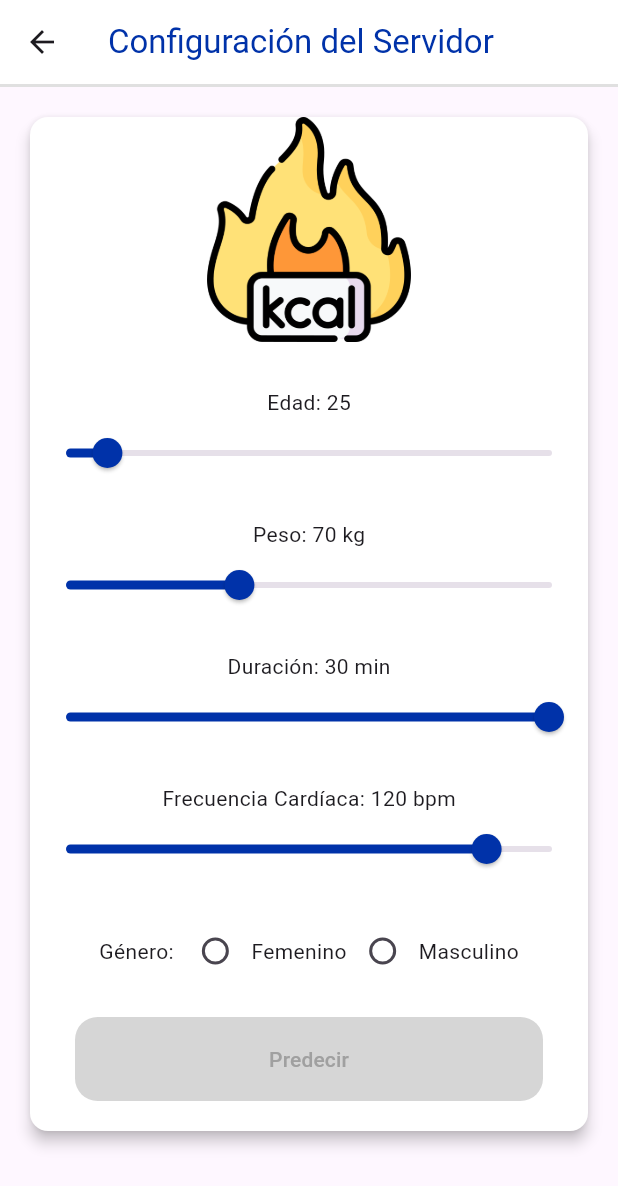
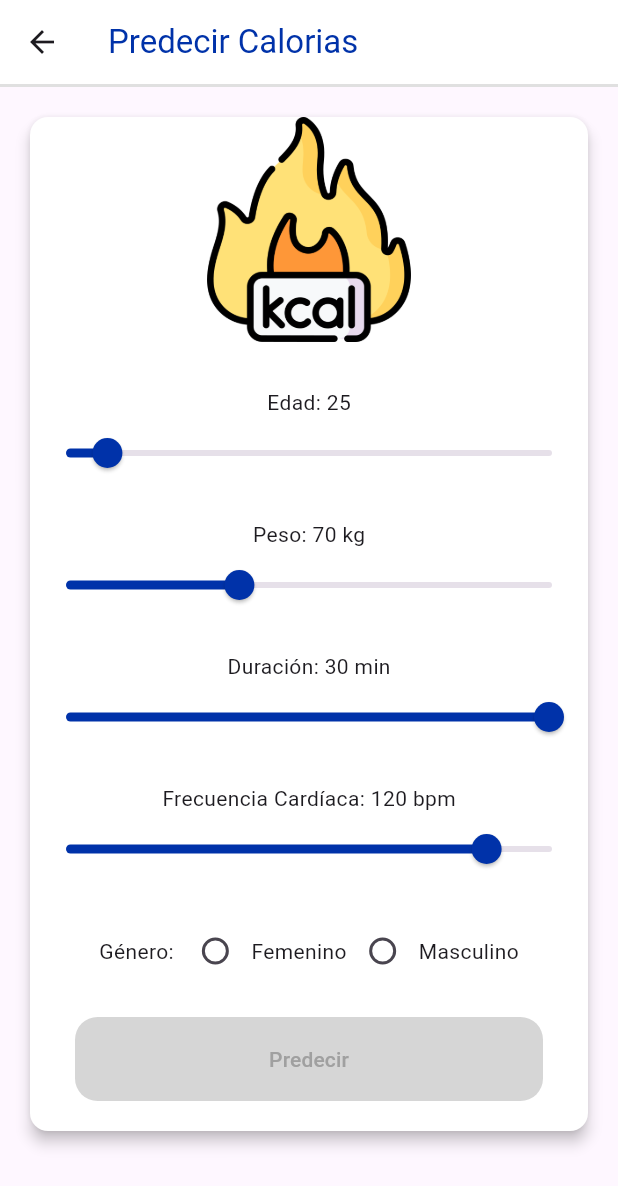
Before and after one commit to ciprianoagonzalez038/calories, a Flutter app: the PredictionScreen screen opened directly with empty values, on a phone screen of 412 x 824 dp. Shown: the top 1186 px of the screen. Run offline on Flutter 3.47's test engine with Material 3 defaults, Android fonts, the phone set to English and light mode, and no system bars; our stand-ins replace dartz, dio, fluttertoast, lottie; missing offline and left inert: dart:ffi.

Commit message:
Actualización de imágenes README y ajustar el título de PredictionScreen
- Actualización de las imágenes utilizadas en el README.md para mayor claridad y mejor representación del proyecto.
- Ajuste del título de la pantalla PredictionScreen para una mejor comprensión y consistencia con el resto de la aplicación.
- Mejoras menores en la documentación para reflejar los cambios recientes.

```diff
--- a/lib/config/parameters/parameters.dart
+++ b/lib/config/parameters/parameters.dart
@@ -1,6 +1,7 @@
 class Parameters {
   static const String nameApp = 'Predicción de Calorías';
   static const String serverConfiguration = 'Configuración del Servidor';
+  static const String predictionTitle = 'Predecir Calorias';
   static const String serverIP = 'IP del Servidor';
   static const String serverPort = 'Puerto del Servidor';
   static const String continueButton = 'Continuar';
--- a/lib/presentation/screens/prediction_screen.dart
+++ b/lib/presentation/screens/prediction_screen.dart
@@ -236,7 +236,7 @@ class _PredictionScreenState extends State<PredictionScreen> {
   AppBar customAppbar() {
     return AppBar(
       title: const Text(
-        Parameters.serverConfiguration,
+        Parameters.predictionTitle,
         style: TextStyle(
           color: ColorConstants.appbarText,
         ),
```
Also changed, not shown: assets/readme/error_prediction.jpg, assets/readme/good_prediction.jpg, assets/readme/prediction.jpg.
